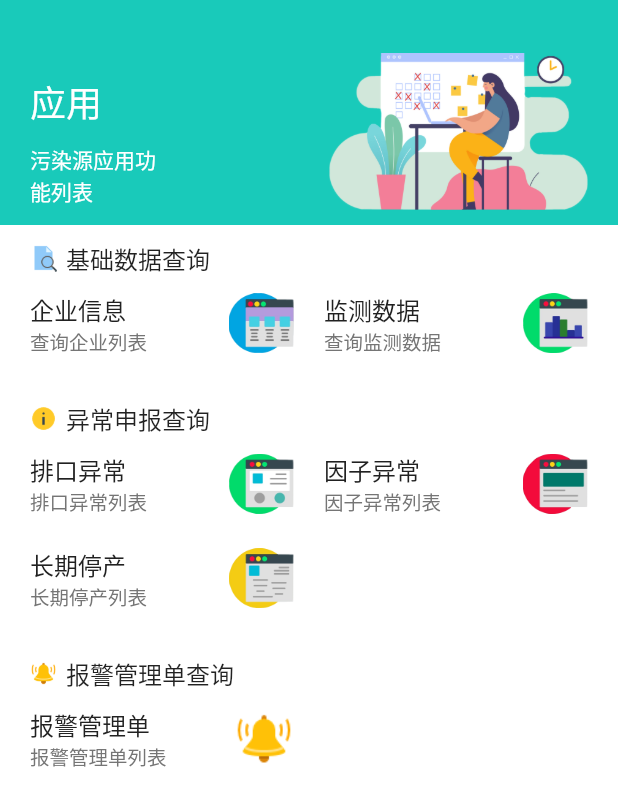
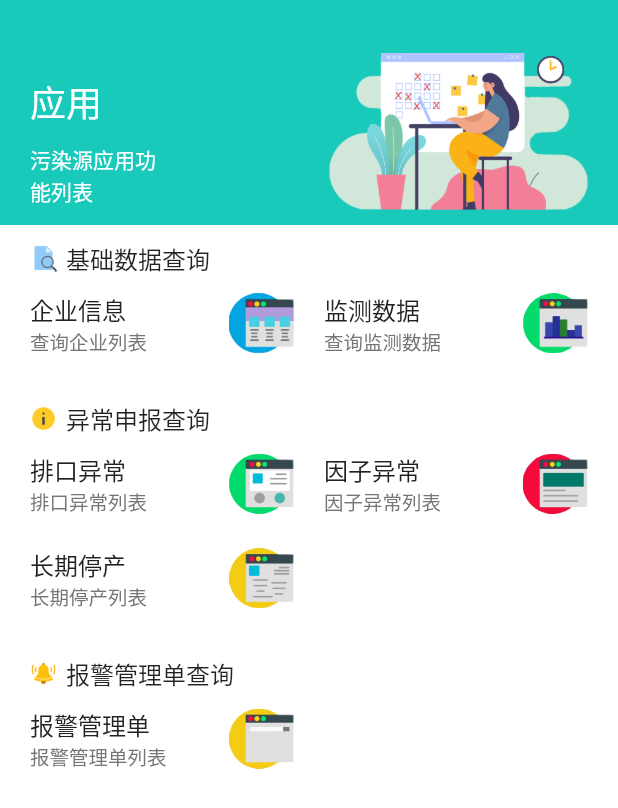
Before and after one commit to taoyimin/pollution-source-flutter, a Flutter app: the AdminApplicationPage screen opened directly, on a phone screen of 412 x 824 dp. Shown: the top 808 px of the screen. Run offline on Flutter 3.47's test engine with Material 2 defaults, Android fonts, the phone set to English and light mode, and no system bars; our stand-ins replace bloc, charts_flutter, dio, equatable, extended_nested_scroll_view, fl_chart and 7 more; missing offline and left inert: barcode_scan, bezier_chart, city_pickers, common_utils, flare_dart, flustars and 2 more; generated files the repository leaves out were written again.

Commit message:
regular update

```diff
--- a/lib/module/application/admin_application_page.dart
+++ b/lib/module/application/admin_application_page.dart
@@ -279,7 +279,7 @@ class _AdminApplicationPageState extends State<AdminApplicationPage>
                                       title: '报警管理单',
                                       content: '报警管理单列表',
                                       imagePath:
-                                          'assets/images/application_icon_alarm.png'),
+                                          'assets/images/application_icon_order.png'),
                                   onTap: () {
                                     Navigator.push(
                                       context,
--- a/lib/module/common/common_widget.dart
+++ b/lib/module/common/common_widget.dart
@@ -988,7 +988,7 @@ class IconBaseInfoWidget extends StatelessWidget {
             ),
           ),
           Gaps.hGap3,
-          Text(content, style: const TextStyle(fontSize: 13)),
+          Expanded(flex: 1, child: Text(content, style: const TextStyle(fontSize: 13)),)
         ],
       ),
     );
```
